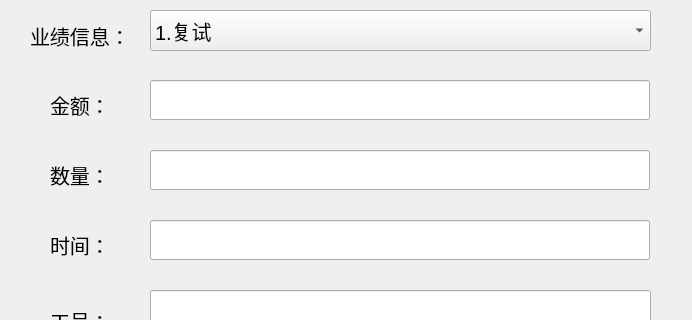
Before: the Qt Designer form resources/ui/adddetailperWindow.ui in holyswordZZQ/TPSES, drawn with Qt 5; both pictures show x 0 to 692 and y 0 to 320 of the 692 by 666 pixel window.
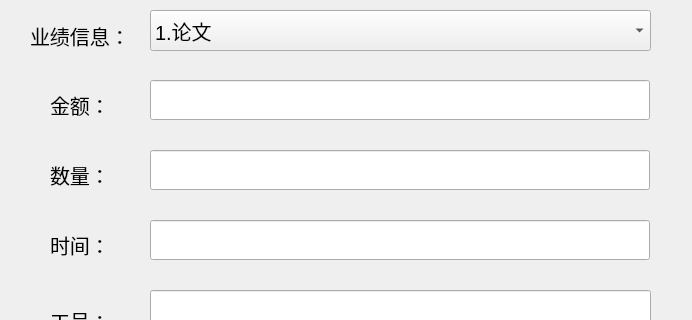
After: the same form once the commit is applied.

```diff
--- a/resources/ui/adddetailperWindow.ui
+++ b/resources/ui/adddetailperWindow.ui
@@ -203,7 +203,7 @@
    </property>
    <item>
     <property name="text">
-     <string>1.复试</string>
+     <string>1.论文</string>
     </property>
    </item>
    <item>
```
Left out of the diff: 6 changed lines with no effect on the pictures.
